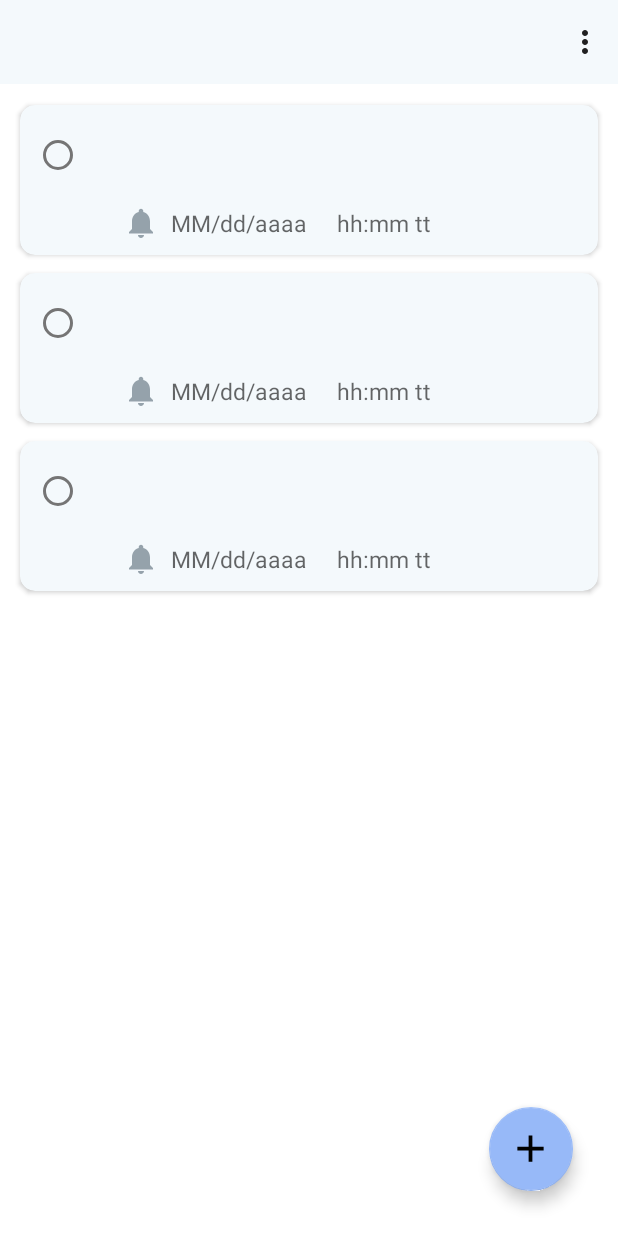
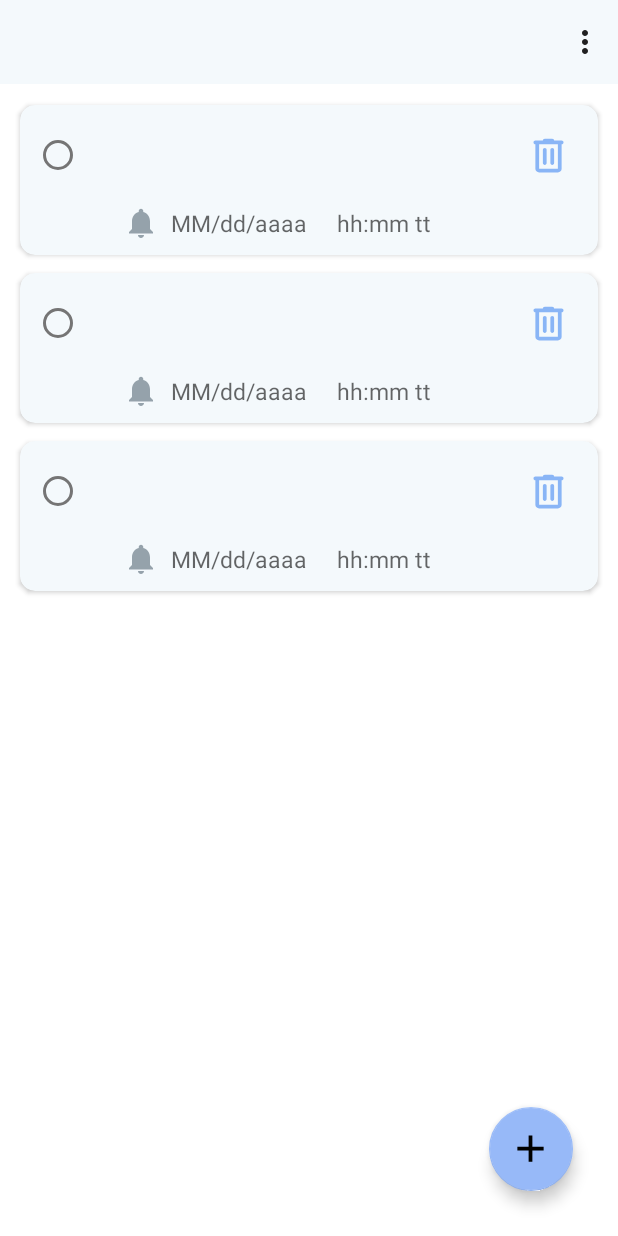
Before and after one commit to Sandra-Elizabeth-MJ/TodoList, an Android app: the layout fragment_tarea.xml on its own in the app's theme, with its tools: preview values and no code run, on a phone screen of 412 x 824 dp. Run offline under Robolectric (Android 15) with nearby library versions, the phone set to English and light mode, and no system bars.

Commit message:
eliminar tarea de tareaFragment

```diff
--- /dev/null
+++ b/app/src/main/res/drawable/ic_delete_tarea.xml
@@ -0,0 +1,5 @@
+<vector xmlns:android="http://schemas.android.com/apk/res/android" android:height="30dp" android:tint="#89B5F6" android:viewportHeight="960" android:viewportWidth="960" android:width="30dp">
+
+    <path android:fillColor="@android:color/white" android:pathData="M280,840Q247,840 223.5,816.5Q200,793 200,760L200,240L200,240Q183,240 171.5,228.5Q160,217 160,200Q160,183 171.5,171.5Q183,160 200,160L360,160L360,160Q360,143 371.5,131.5Q383,120 400,120L560,120Q577,120 588.5,131.5Q600,143 600,160L600,160L760,160Q777,160 788.5,171.5Q800,183 800,200Q800,217 788.5,228.5Q777,240 760,240L760,240L760,760Q760,793 736.5,816.5Q713,840 680,840L280,840ZM680,240L280,240L280,760Q280,760 280,760Q280,760 280,760L680,760Q680,760 680,760Q680,760 680,760L680,240ZM400,680Q417,680 428.5,668.5Q440,657 440,640L440,360Q440,343 428.5,331.5Q417,320 400,320Q383,320 371.5,331.5Q360,343 360,360L360,640Q360,657 371.5,668.5Q383,680 400,680ZM560,680Q577,680 588.5,668.5Q600,657 600,640L600,360Q600,343 588.5,331.5Q577,320 560,320Q543,320 531.5,331.5Q520,343 520,360L520,640Q520,657 531.5,668.5Q543,680 560,680ZM280,240L280,240L280,760Q280,760 280,760Q280,760 280,760L280,760Q280,760 280,760Q280,760 280,760L280,240Z"/>
+
+</vector>
--- a/app/src/main/res/layout/fragment_calendario.xml
+++ b/app/src/main/res/layout/fragment_calendario.xml
@@ -17,7 +17,6 @@
         android:id="@+id/rvTareasCalendario"
         android:layout_width="match_parent"
         android:layout_height="wrap_content"
-        android:padding="8dp"
         tools:listitem="@layout/rv_tareas_calendario" />
 
 </LinearLayout>
--- a/app/src/main/res/layout/item_rv_tareas.xml
+++ b/app/src/main/res/layout/item_rv_tareas.xml
@@ -6,36 +6,55 @@
     app:cardCornerRadius="10dp"
     app:cardUseCompatPadding="true"
     android:backgroundTint="@color/plomoA1"
-    android:elevation="10dp"
-    >
+    android:elevation="10dp">
+
     <LinearLayout
         android:layout_width="match_parent"
         android:layout_height="wrap_content"
         android:orientation="vertical"
         android:padding="3dp">
 
-        <LinearLayout
+        <!-- Primer Layout con ConstraintLayout -->
+        <androidx.constraintlayout.widget.ConstraintLayout
             android:layout_width="match_parent"
             android:layout_height="wrap_content"
-            android:orientation="horizontal"
-            android:padding="6dp"
-            >
+            android:padding="6dp">
 
             <RadioButton
                 android:id="@+id/rbtn_tarea"
                 android:layout_width="48dp"
                 android:layout_height="48dp"
-                android:layout_marginEnd="5dp"/>
+                android:layout_marginEnd="5dp"
+                app:layout_constraintStart_toStartOf="parent"
+                app:layout_constraintTop_toTopOf="parent"
+                app:layout_constraintBottom_toBottomOf="parent" />
 
             <TextView
                 android:id="@+id/tvTarea_rv"
-                android:layout_width="wrap_content"
+                android:layout_width="0dp"
                 android:layout_height="wrap_content"
+                android:layout_marginEnd="8dp"
                 android:textColor="@color/azulA1"
                 android:textSize="20sp"
-                android:layout_marginEnd="8dp"/>
-        </LinearLayout>
+                app:layout_constraintStart_toEndOf="@id/rbtn_tarea"
+                app:layout_constraintTop_toTopOf="parent"
+                app:layout_constraintBottom_toBottomOf="parent"
+                app:layout_constraintEnd_toStartOf="@id/btn_eliminar_tarea" />
 
+            <ImageButton
+                android:id="@+id/btn_eliminar_tarea"
+                android:layout_width="48dp"
+                android:layout_height="48dp"
+                android:background="@color/plomoA1"
+                android:contentDescription="Eliminar tarea"
+                android:padding="5dp"
+                android:src="@drawable/ic_delete_tarea"
+                app:layout_constraintEnd_toEndOf="parent"
+                app:layout_constraintTop_toTopOf="parent"
+                app:layout_constraintBottom_toBottomOf="parent" />
+        </androidx.constraintlayout.widget.ConstraintLayout>
+
+        <!-- Segundo Layout Horizontal -->
         <LinearLayout
             android:layout_width="match_parent"
             android:layout_height="wrap_content"
@@ -43,8 +62,7 @@
             android:gravity="center_vertical"
             android:layout_marginTop="3dp"
             android:layout_marginBottom="6dp"
-            android:layout_marginStart="65dp"
-            >
+            android:layout_marginStart="65dp">
 
             <ImageView
                 android:id="@+id/icnotificacion"
@@ -52,7 +70,7 @@
                 android:layout_height="wrap_content"
                 android:src="@drawable/ic_notificacion"
                 android:contentDescription="@string/hora_y_recordatorio"
-                android:layout_marginEnd="8dp"/>
+                android:layout_marginEnd="8dp" />
 
             <TextView
                 android:id="@+id/tvFecha_rv"
@@ -61,7 +79,8 @@
                 android:textColor="@color/azulA1"
                 android:textSize="15sp"
                 android:hint="@string/mm_dd_aaaa"
-                android:layout_marginEnd="20dp"/>
+                android:layout_marginEnd="20dp" />
+
             <TextView
                 android:id="@+id/tvHora_rv"
                 android:layout_width="wrap_content"
@@ -69,8 +88,7 @@
                 android:textColor="@color/azulA1"
                 android:textSize="15sp"
                 android:hint="@string/hh_mm_tt"
-                android:layout_marginEnd="8dp"/>
+                android:layout_marginEnd="8dp" />
         </LinearLayout>
     </LinearLayout>
-
 </androidx.cardview.widget.CardView>
```
Also changed, not shown: app/src/main/java/com/example/todolist/Fragmentos/TareaFragment.java (+15 -1 lines), app/src/main/java/com/example/todolist/activities/ActivityTareaCompletada.java (+34 -1 lines), app/src/main/java/com/example/todolist/adapters/TareaAdapter.java (+72 -6 lines), app/src/main/java/com/example/todolist/services/FirestoreManager.java (+21 -0 lines).
